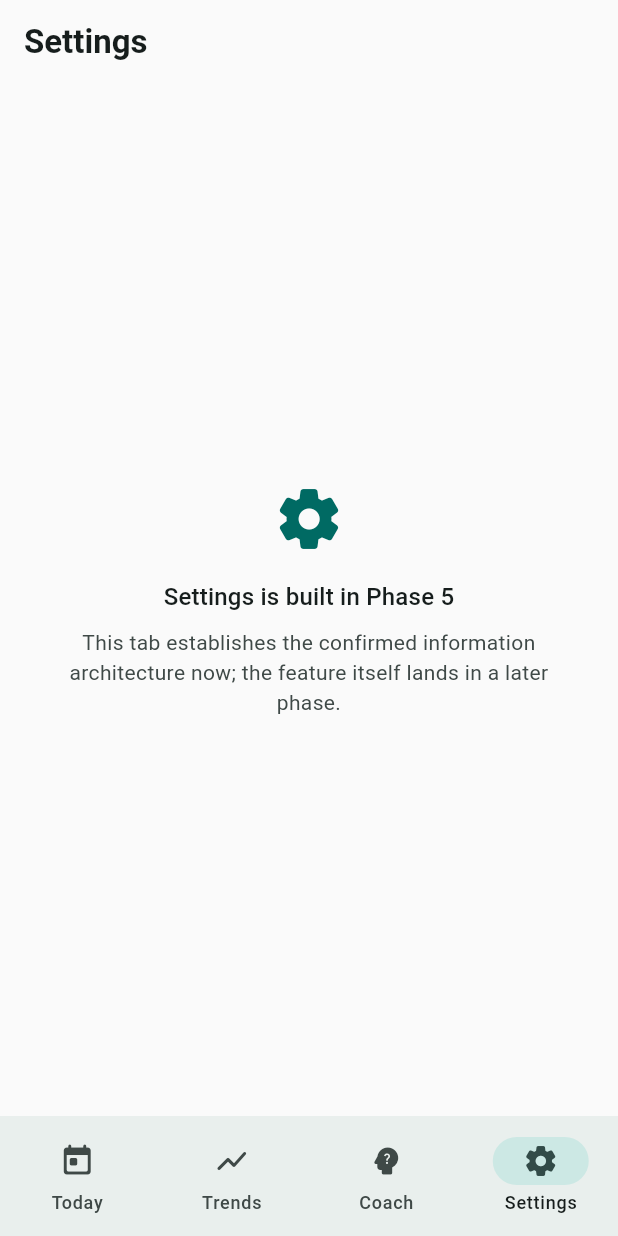
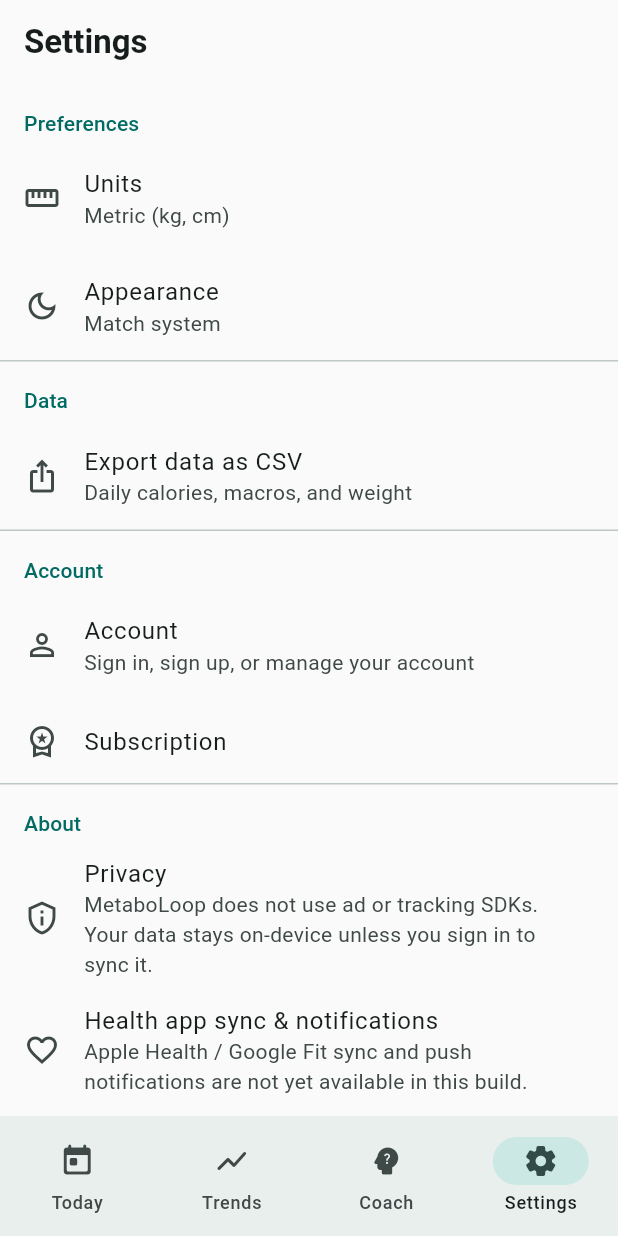
Before and after one commit to mmahabadi/MetaboLoop, a Flutter app: the MainShell screen opened by its route, item 4 of the bottom bar chosen, on a phone screen of 412 x 824 dp. Run offline on Flutter 3.47's test engine with Material 3 defaults, Android fonts, the phone set to English and light mode, and no system bars; our stand-ins replace drift, fl_chart, flutter_riverpod, go_router, image_picker, share_plus and 2 more; missing offline and left inert: mobile_scanner, purchases_flutter; accounts and stored records are empty; generated files the repository leaves out were written again.

Commit message:
Implement Phase 5: Settings screen, units, theme mode, localization scaffold
- Real Settings tab replacing the Phase-5 placeholder: units, appearance,
  data export, account/subscription links, and a privacy note confirming
  no ad/tracking SDKs are used
- Metric/imperial unit support: conversion utilities plus a persisted
  preference wired into body-stats onboarding (feet/inches split fields)
  and the weight-logging sheet; the database keeps storing metric
- Theme mode setting (System/Light/Dark), persisted and wired into
  MaterialApp.router's themeMode
- flutter_localizations scaffold (English only) as infrastructure for
  future locales, not a translation effort
- Simplified MainShell now that all four tabs have real screens, removing
  the now-dead "coming soon" placeholder machinery
- Scoped Apple Health/Google Fit sync and push notifications out of this
  build: both need native platform SDKs and real devices to verify, which
  this sandbox can't do, so the Settings screen documents them as not yet
  available rather than shipping unverifiable integration code

Co-Authored-By: Claude Sonnet 5 <noreply@anthropic.com>
Claude-Session: https://claude.ai/code/session_018vJLHnAgCpcvnW3gHVJbbT

```diff
--- /dev/null
+++ b/app/lib/core/theme/theme_mode_providers.dart
@@ -0,0 +1,24 @@
+import 'package:flutter/material.dart';
+import 'package:flutter_riverpod/flutter_riverpod.dart';
+
+import 'theme_mode_settings.dart';
+
+final themeModeSettingsProvider = Provider<ThemeModeSettings>((ref) {
+  return ThemeModeSettings();
+});
+
+final themeModeProvider = AsyncNotifierProvider<ThemeModeNotifier, ThemeMode>(
+  ThemeModeNotifier.new,
+);
+
+class ThemeModeNotifier extends AsyncNotifier<ThemeMode> {
+  @override
+  Future<ThemeMode> build() {
+    return ref.watch(themeModeSettingsProvider).getThemeMode();
+  }
+
+  Future<void> setThemeMode(ThemeMode mode) async {
+    await ref.read(themeModeSettingsProvider).setThemeMode(mode);
+    state = AsyncData(mode);
+  }
+}
--- /dev/null
+++ b/app/lib/core/units/units_providers.dart
@@ -0,0 +1,25 @@
+import 'package:flutter_riverpod/flutter_riverpod.dart';
+
+import 'units.dart';
+import 'units_settings.dart';
+
+final unitsSettingsProvider = Provider<UnitsSettings>((ref) {
+  return UnitsSettings();
+});
+
+final unitSystemProvider =
+    AsyncNotifierProvider<UnitSystemNotifier, UnitSystem>(
+      UnitSystemNotifier.new,
+    );
+
+class UnitSystemNotifier extends AsyncNotifier<UnitSystem> {
+  @override
+  Future<UnitSystem> build() {
+    return ref.watch(unitsSettingsProvider).getUnitSystem();
+  }
+
+  Future<void> setUnitSystem(UnitSystem system) async {
+    await ref.read(unitsSettingsProvider).setUnitSystem(system);
+    state = AsyncData(system);
+  }
+}
--- /dev/null
+++ b/app/lib/core/units/units_settings.dart
@@ -0,0 +1,23 @@
+import 'package:shared_preferences/shared_preferences.dart';
+
+import 'units.dart';
+
+/// Display unit preference. The database always stores metric (kg, cm) —
+/// this only affects how values are entered and shown.
+class UnitsSettings {
+  static const _key = 'unit_system';
+
+  Future<UnitSystem> getUnitSystem() async {
+    final prefs = await SharedPreferences.getInstance();
+    final stored = prefs.getString(_key);
+    return UnitSystem.values.firstWhere(
+      (u) => u.name == stored,
+      orElse: () => UnitSystem.metric,
+    );
+  }
+
+  Future<void> setUnitSystem(UnitSystem system) async {
+    final prefs = await SharedPreferences.getInstance();
+    await prefs.setString(_key, system.name);
+  }
+}
--- a/app/lib/features/home/presentation/main_shell.dart
+++ b/app/lib/features/home/presentation/main_shell.dart
@@ -2,6 +2,7 @@ import 'package:flutter/material.dart';
 
 import '../../coaching/presentation/coach_screen.dart';
 import '../../logging/presentation/today_screen.dart';
+import '../../settings/presentation/settings_screen.dart';
 import '../../trends/presentation/trends_screen.dart';
 
 class MainShell extends StatefulWidget {
@@ -30,18 +31,18 @@ class _MainShellState extends State<MainShell> {
       label: 'Coach',
       builder: CoachScreen.new,
     ),
-    _TabSpec(icon: Icons.settings_rounded, label: 'Settings', phase: 'Phase 5'),
+    _TabSpec(
+      icon: Icons.settings_rounded,
+      label: 'Settings',
+      builder: SettingsScreen.new,
+    ),
   ];
 
   @override
   Widget build(BuildContext context) {
-    final tab = _tabs[_index];
-
     return Scaffold(
-      // Tabs with their own screen supply their own AppBar/FAB; others
-      // share this outer chrome until their phase builds them.
-      appBar: tab.builder != null ? null : AppBar(title: Text(tab.label)),
-      body: tab.builder != null ? tab.builder!() : _ComingSoon(tab: tab),
+      // Each tab's screen supplies its own AppBar/FAB.
+      body: _tabs[_index].builder(),
       bottomNavigationBar: NavigationBar(
         selectedIndex: _index,
         onDestinationSelected: (i) => setState(() => _index = i),
@@ -59,49 +60,10 @@ class _TabSpec {
   const _TabSpec({
     required this.icon,
     required this.label,
-    this.phase,
-    this.builder,
+    required this.builder,
   });
 
   final IconData icon;
   final String label;
-  final String? phase;
-  final Widget Function()? builder;
+  final Widget Function() builder;
 }
-
-class _ComingSoon extends StatelessWidget {
-  const _ComingSoon({required this.tab});
-
-  final _TabSpec tab;
-
-  @override
-  Widget build(BuildContext context) {
-    final theme = Theme.of(context);
-    return Center(
-      child: Padding(
-        padding: const EdgeInsets.all(24),
-        child: Column(
-          mainAxisSize: MainAxisSize.min,
-          children: [
-            Icon(tab.icon, size: 48, color: theme.colorScheme.primary),
-            const SizedBox(height: 16),
-            Text(
-              '${tab.label} is built in ${tab.phase}',
-              style: theme.textTheme.titleMedium,
-              textAlign: TextAlign.center,
-            ),
-            const SizedBox(height: 8),
-            Text(
-              'This tab establishes the confirmed information architecture '
-              'now; the feature itself lands in a later phase.',
-              style: theme.textTheme.bodyMedium?.copyWith(
-                color: theme.colorScheme.onSurfaceVariant,
-              ),
-              textAlign: TextAlign.center,
-            ),
-          ],
-        ),
-      ),
-    );
-  }
-}
--- /dev/null
+++ b/app/lib/features/settings/presentation/settings_screen.dart
@@ -0,0 +1,124 @@
+import 'package:flutter/material.dart';
+import 'package:flutter_riverpod/flutter_riverpod.dart';
+import 'package:go_router/go_router.dart';
+
+import '../../../core/router/app_router.dart';
+import '../../../core/theme/theme_mode_providers.dart';
+import '../../../core/units/units.dart';
+import '../../../core/units/units_providers.dart';
+import '../../export/application/export_providers.dart';
+import 'widgets/theme_mode_sheet.dart';
+import 'widgets/units_sheet.dart';
+
+class SettingsScreen extends ConsumerWidget {
+  const SettingsScreen({super.key});
+
+  @override
+  Widget build(BuildContext context, WidgetRef ref) {
+    final unitSystem = ref.watch(unitSystemProvider).value ?? UnitSystem.metric;
+    final themeMode = ref.watch(themeModeProvider).value ?? ThemeMode.system;
+
+    return Scaffold(
+      appBar: AppBar(title: const Text('Settings')),
+      body: ListView(
+        children: [
+          const _SectionHeader('Preferences'),
+          ListTile(
+            leading: const Icon(Icons.straighten_outlined),
+            title: const Text('Units'),
+            subtitle: Text(
+              unitSystem == UnitSystem.imperial
+                  ? 'Imperial (lb, ft/in)'
+                  : 'Metric (kg, cm)',
+            ),
+            onTap: () => showUnitsSheet(context, unitSystem),
+          ),
+          ListTile(
+            leading: const Icon(Icons.dark_mode_outlined),
+            title: const Text('Appearance'),
+            subtitle: Text(_themeModeLabel(themeMode)),
+            onTap: () => showThemeModeSheet(context, themeMode),
+          ),
+          const Divider(height: 1),
+          const _SectionHeader('Data'),
+          ListTile(
+            leading: const Icon(Icons.ios_share),
+            title: const Text('Export data as CSV'),
+            subtitle: const Text('Daily calories, macros, and weight'),
+            onTap: () => _exportCsv(context, ref),
+          ),
+          const Divider(height: 1),
+          const _SectionHeader('Account'),
+          ListTile(
+            leading: const Icon(Icons.person_outline),
+            title: const Text('Account'),
+            subtitle: const Text('Sign in, sign up, or manage your account'),
+            onTap: () => context.push(AppRoutes.signIn),
+          ),
+          ListTile(
+            leading: const Icon(Icons.workspace_premium_outlined),
+            title: const Text('Subscription'),
+            onTap: () => context.push(AppRoutes.paywall),
+          ),
+          const Divider(height: 1),
+          const _SectionHeader('About'),
+          const ListTile(
+            leading: Icon(Icons.privacy_tip_outlined),
+            title: Text('Privacy'),
+            subtitle: Text(
+              'MetaboLoop does not use ad or tracking SDKs. Your data stays '
+              'on-device unless you sign in to sync it.',
+            ),
+          ),
+          const ListTile(
+            leading: Icon(Icons.favorite_border),
+            title: Text('Health app sync & notifications'),
+            subtitle: Text(
+              'Apple Health / Google Fit sync and push notifications are '
+              'not yet available in this build.',
+            ),
+          ),
+        ],
+      ),
+    );
+  }
+
+  String _themeModeLabel(ThemeMode mode) {
+    switch (mode) {
+      case ThemeMode.system:
+        return 'Match system';
+      case ThemeMode.light:
+        return 'Light';
+      case ThemeMode.dark:
+        return 'Dark';
+    }
+  }
+
+  Future<void> _exportCsv(BuildContext context, WidgetRef ref) async {
+    final messenger = ScaffoldMessenger.of(context);
+    try {
+      await ref.read(exportServiceProvider).exportDailyHistoryCsv();
+    } catch (e) {
+      messenger.showSnackBar(SnackBar(content: Text('Export failed: $e')));
+    }
+  }
+}
+
+class _SectionHeader extends StatelessWidget {
+  const _SectionHeader(this.label);
+
+  final String label;
+
+  @override
+  Widget build(BuildContext context) {
+    return Padding(
+      padding: const EdgeInsets.fromLTRB(16, 16, 16, 4),
+      child: Text(
+        label,
+        style: Theme.of(context).textTheme.labelLarge?.copyWith(
+          color: Theme.of(context).colorScheme.primary,
+        ),
+      ),
+    );
+  }
+}
--- a/app/lib/main.dart
+++ b/app/lib/main.dart
@@ -1,10 +1,12 @@
 import 'package:flutter/material.dart';
+import 'package:flutter_localizations/flutter_localizations.dart';
 import 'package:flutter_riverpod/flutter_riverpod.dart';
 import 'package:supabase_flutter/supabase_flutter.dart';
 
 import 'core/config/app_config.dart';
 import 'core/router/app_router.dart';
 import 'core/theme/app_theme.dart';
+import 'core/theme/theme_mode_providers.dart';
 
 Future<void> main() async {
   WidgetsFlutterBinding.ensureInitialized();
@@ -19,16 +21,23 @@ Future<void> main() async {
   runApp(const ProviderScope(child: MetaboLoopApp()));
 }
 
-class MetaboLoopApp extends StatelessWidget {
+class MetaboLoopApp extends ConsumerWidget {
   const MetaboLoopApp({super.key});
 
   @override
-  Widget build(BuildContext context) {
+  Widget build(BuildContext context, WidgetRef ref) {
+    final themeMode = ref.watch(themeModeProvider).value ?? ThemeMode.system;
+
     return MaterialApp.router(
       title: 'MetaboLoop',
       debugShowCheckedModeBanner: false,
       theme: AppTheme.light(),
       darkTheme: AppTheme.dark(),
+      themeMode: themeMode,
+      // English only for now — this is infrastructure for future locales,
+      // not a translation effort.
+      localizationsDelegates: GlobalMaterialLocalizations.delegates,
+      supportedLocales: const [Locale('en')],
       routerConfig: appRouter,
     );
   }
--- a/app/pubspec.yaml
+++ b/app/pubspec.yaml
@@ -30,6 +30,8 @@ environment:
 dependencies:
   flutter:
     sdk: flutter
+  flutter_localizations:
+    sdk: flutter
 
   # The following adds the Cupertino Icons font to your application.
   # Use with the CupertinoIcons class for iOS style icons.
@@ -37,7 +39,7 @@ dependencies:
   flutter_riverpod: ^3.4.2
   go_router: ^17.4.0
   flutter_dotenv: ^6.0.1
-  intl: ^0.20.3
+  intl: ^0.20.2
   supabase_flutter: ^2.17.1
   purchases_flutter: ^10.8.0
   drift: ^2.34.3
```
Also changed, not shown: app/lib/core/theme/theme_mode_settings.dart (added, +20 -0 lines), app/lib/core/units/units.dart (added, +19 -0 lines), app/lib/features/coaching/presentation/widgets/log_weight_sheet.dart (+14 -6 lines), app/lib/features/onboarding/presentation/body_stats_screen.dart (+73 -10 lines), app/lib/features/settings/presentation/widgets/theme_mode_sheet.dart (added, +57 -0 lines), app/lib/features/settings/presentation/widgets/units_sheet.dart (added, +56 -0 lines), app/pubspec.lock, 1 other file.
